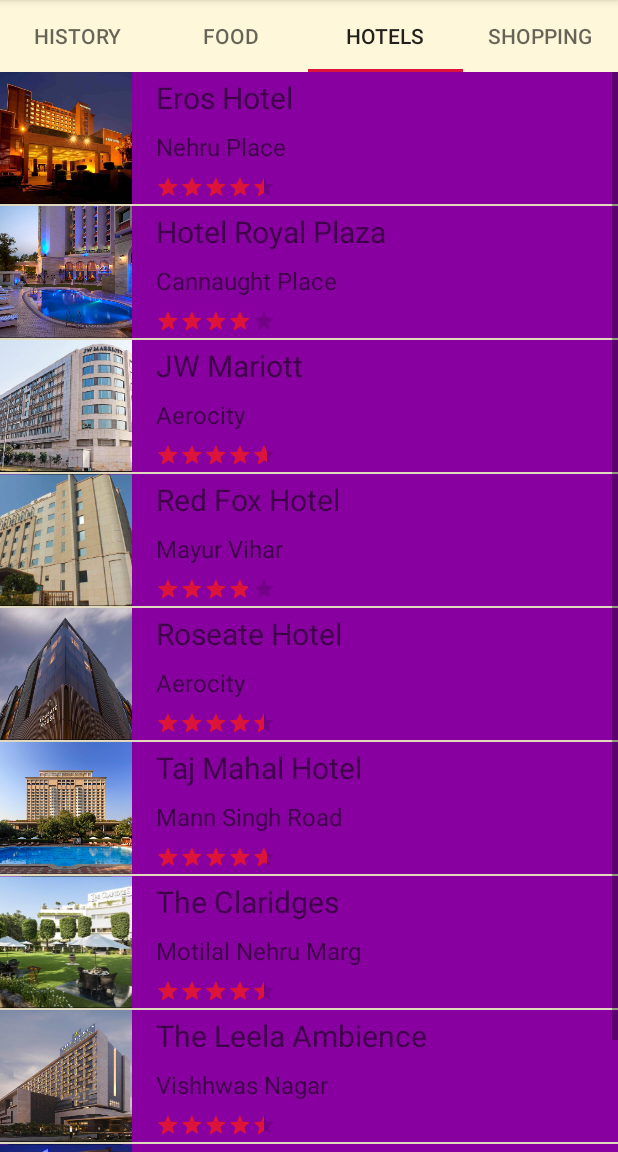
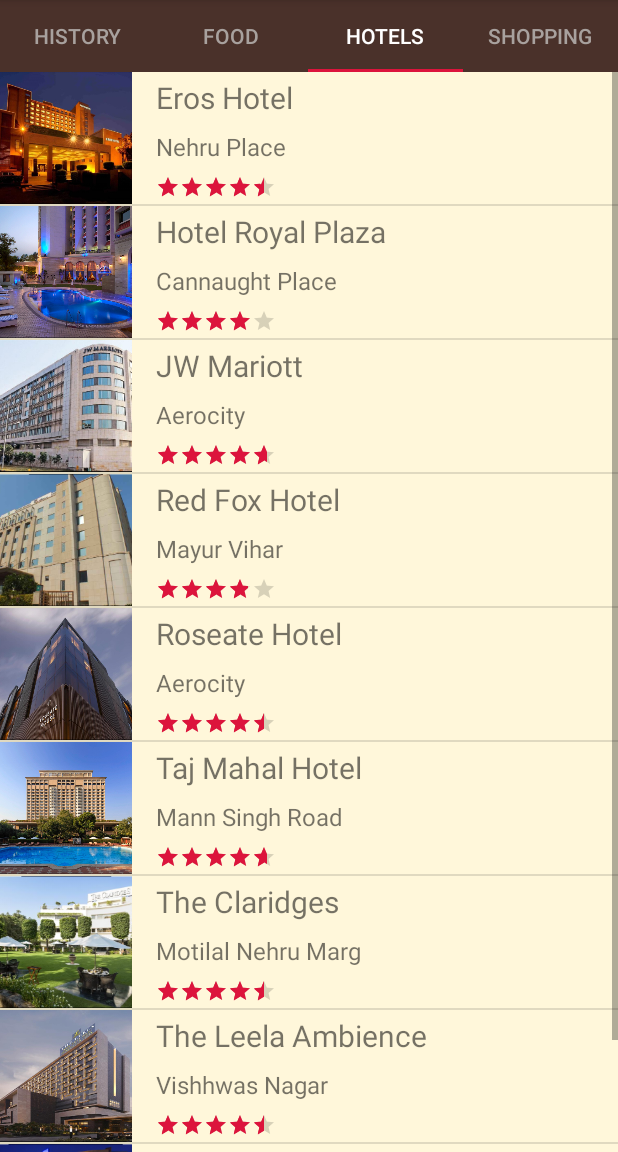
Before and after one commit to bg2404/TourGuide, an Android app: the screen it shows after launch (MainActivity), tab 3 chosen, on a phone screen of 412 x 824 dp, the part 84-1236 px from its top. Run offline under Robolectric (Android 15) with nearby library versions, the phone set to English and light mode, and no system bars.

Commit message:
UI changes

```diff
--- a/app/src/main/java/com/example/android/tourguide/FoodFragment.java
+++ b/app/src/main/java/com/example/android/tourguide/FoodFragment.java
@@ -40,7 +40,7 @@ public class FoodFragment extends Fragment {
         locations.add(new Location(R.drawable.food_thyme, "Thyme", "Pushpanjali Farms", (float) 4.4));
         locations.add(new Location(R.drawable.food_united_coffee_house, "United Coffee House", "Cannaught Place", (float) 4.3));
 
-        LocationAdapter locationAdapter = new LocationAdapter(getActivity(), locations, R.color.color_food);
+        LocationAdapter locationAdapter = new LocationAdapter(getActivity(), locations);
 
         ListView foodListView = rootView.findViewById(R.id.list_view);
         foodListView.setAdapter(locationAdapter);
--- a/app/src/main/java/com/example/android/tourguide/HistoryFragment.java
+++ b/app/src/main/java/com/example/android/tourguide/HistoryFragment.java
@@ -44,7 +44,7 @@ public class HistoryFragment extends Fragment {
         locations.add(new Location(R.drawable.history_red_fort, "Red Fort", "Chandni Chowk", (float) 4.4));
         locations.add(new Location(R.drawable.history_swaminarayan_akshardham, "Swaminarayan Akshardham", "Pandav Nagar", (float) 4.6));
 
-        LocationAdapter locationAdapter = new LocationAdapter(getActivity(), locations, R.color.color_history);
+        LocationAdapter locationAdapter = new LocationAdapter(getActivity(), locations);
 
         ListView listView = rootView.findViewById(R.id.list_view);
         listView.setAdapter(locationAdapter);
--- a/app/src/main/java/com/example/android/tourguide/HotelsFragment.java
+++ b/app/src/main/java/com/example/android/tourguide/HotelsFragment.java
@@ -38,7 +38,7 @@ public class HotelsFragment extends Fragment {
         locations.add(new Location(R.drawable.hotels_the_leela_ambience, "The Leela Ambience", "Vishhwas Nagar", (float) 4.5));
         locations.add(new Location(R.drawable.hotels_the_radisson_blu_plaza, "The Radisson Blu Plaza", "Dwarka", (float) 4.3));
 
-        LocationAdapter locationAdapter = new LocationAdapter(getActivity(), locations, R.color.color_hotels);
+        LocationAdapter locationAdapter = new LocationAdapter(getActivity(), locations);
 
         ListView hotelsListView = rootView.findViewById(R.id.list_view);
         hotelsListView.setAdapter(locationAdapter);
--- a/app/src/main/java/com/example/android/tourguide/LocationAdapter.java
+++ b/app/src/main/java/com/example/android/tourguide/LocationAdapter.java
@@ -21,11 +21,9 @@ import android.widget.TextView;
 import java.util.List;
 
 public class LocationAdapter extends ArrayAdapter<Location> {
-    private int mColorResourceId;
 
-    public LocationAdapter(Context context, List<Location> objects, int colorResourceId) {
+    public LocationAdapter(Context context, List<Location> objects) {
         super(context, 0, objects);
-        mColorResourceId = colorResourceId;
     }
 
     @NonNull
@@ -72,15 +70,13 @@ public class LocationAdapter extends ArrayAdapter<Location> {
         }
 
         View locationTextContainer = listItemView.findViewById(R.id.location_text_container);
-        View parentView = (View) locationTextContainer.getParent();
-        parentView.setBackgroundColor(ContextCompat.getColor(getContext(), mColorResourceId));
-
         locationTextContainer.setOnClickListener(new View.OnClickListener() {
             @Override
             public void onClick(View v) {
                 String url = "http://maps.google.co.in/maps?q=" + currentLocation.getPlaceName() + ", " + currentLocation.getAddress();
                 Intent intent = new Intent(android.content.Intent.ACTION_VIEW,  Uri.parse(url));
                 getContext().startActivity(intent);
+
             }
         });
 
--- a/app/src/main/java/com/example/android/tourguide/ShoppingFragment.java
+++ b/app/src/main/java/com/example/android/tourguide/ShoppingFragment.java
@@ -38,7 +38,7 @@ public class ShoppingFragment extends Fragment {
         locations.add(new Location(R.drawable.shopping_unity_one_mall, "Unity One Mall", "Janakpuri", (float) 4.4));
         locations.add(new Location(R.drawable.shopping_yak_carpet, "Yak Carpet", "Lajpat Nagar", (float) 4.4));
 
-        LocationAdapter locationAdapter = new LocationAdapter(getActivity(), locations, R.color.color_shopping);
+        LocationAdapter locationAdapter = new LocationAdapter(getActivity(), locations);
 
         ListView shoppingListView = rootView.findViewById(R.id.list_view);
         shoppingListView.setAdapter(locationAdapter);
--- a/app/src/main/res/layout/activity_main.xml
+++ b/app/src/main/res/layout/activity_main.xml
@@ -5,16 +5,16 @@
     android:layout_height="match_parent"
     android:background="@color/tan_background"
     android:orientation="vertical"
-    tools:context=".MainActivity" >
+    tools:context=".MainActivity">
 
     <android.support.design.widget.TabLayout
         android:id="@+id/tabs"
         android:layout_width="match_parent"
-        android:layout_height="wrap_content"/>
+        android:layout_height="wrap_content"
+        style="@style/CategoryTab"/>
 
     <android.support.v4.view.ViewPager
         android:id="@+id/view_pager"
-        style="@style/CategoryTab"
         android:layout_width="match_parent"
         android:layout_height="match_parent"/>
 </LinearLayout>
--- a/app/src/main/res/layout/list_item.xml
+++ b/app/src/main/res/layout/list_item.xml
@@ -30,7 +30,9 @@
         app:layout_constraintHorizontal_bias="0.0"
         app:layout_constraintStart_toEndOf="@+id/location_image_view"
         app:layout_constraintTop_toTopOf="parent"
-        android:paddingLeft="@dimen/padding_large">
+        android:paddingLeft="@dimen/padding_large"
+        android:paddingStart="@dimen/padding_large"
+        tools:ignore="RtlSymmetry">
 
         <TextView
             android:id="@+id/location_name_text_view"
--- a/app/src/main/res/values/colors.xml
+++ b/app/src/main/res/values/colors.xml
@@ -4,8 +4,4 @@
     <color name="colorPrimaryDark">#2F1D1A</color>
     <color name="colorAccent">#DC143C</color>
     <color name="tan_background">#FFF7DA</color>
-    <color name="color_history">#FD8E09</color>
-    <color name="color_food">#379237</color>
-    <color name="color_hotels">#8800A0</color>
-    <color name="color_shopping">#16AFCA</color>
 </resources>
--- a/app/src/main/res/values/styles.xml
+++ b/app/src/main/res/values/styles.xml
@@ -9,7 +9,8 @@
     </style>
 
     <style name="CategoryTab" parent="Widget.Design.TabLayout">
-        <item name="tabIndicatorColor">@android:color/white</item>
+        <item name="android:background">@color/colorPrimary</item>
+        <item name="tabIndicatorColor">@color/colorAccent</item>
         <item name="tabSelectedTextColor">@android:color/white</item>
         <item name="tabTextAppearance">@style/CategoryTabTextAppearance</item>
     </style>
```
